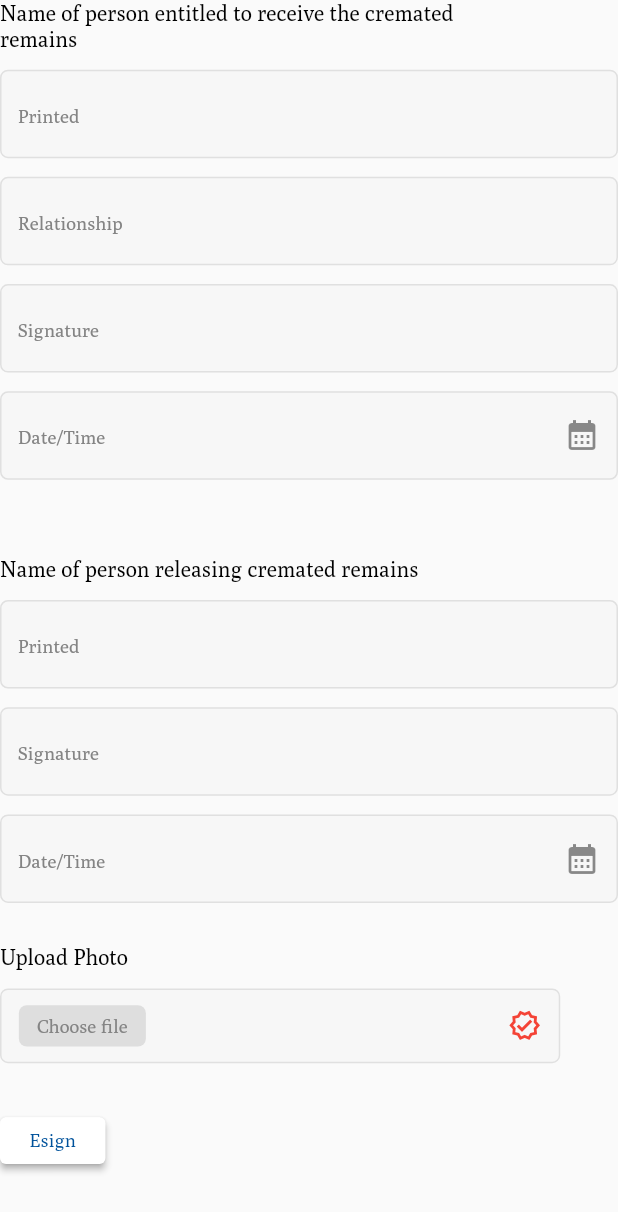
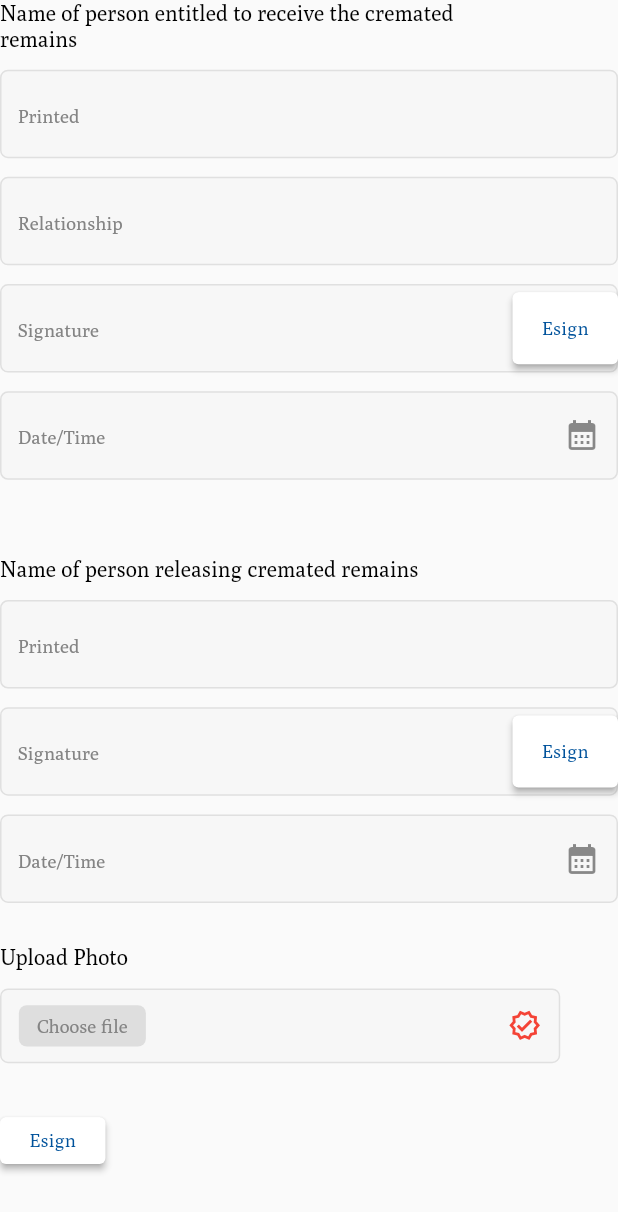
Before and after one commit to virajasodariya/universal_identification_system, a Flutter app: the FormPageThree widget shown alone on an empty page, opened directly, on a phone screen of 412 x 824 dp. Shown: the top 1212 px of the screen. Run offline on Flutter 3.47's test engine with Material 2 defaults, Android fonts, the phone set to English and light mode, and no system bars; our stand-ins replace flutter_screenutil, flutter_svg, fluttertoast, get, get_storage, google_nav_bar and 2 more; missing offline and left inert: hand_signature; accounts and stored records are empty.

Commit message:
init commit

```diff
--- a/lib/Controller/variable.dart
+++ b/lib/Controller/variable.dart
@@ -11,37 +11,6 @@ class Controller extends GetxController {
 
   static final passwordNewPassword = TextEditingController();
   static final confirmPasswordNewPassword = TextEditingController();
-
-  /// sign up controller
-
-  /// form 1
-
-  static final nameOfTheDeceasedForm1 = TextEditingController();
-  static final dateOfDeathForm1 = TextEditingController();
-  static final placeOfDeathForm1 = TextEditingController();
-  static final numberOnTheUISBraceletForm1 = TextEditingController();
-  static final dateTimeAttachedForm1 = TextEditingController();
-  static final printedForm1 = TextEditingController();
-  static final signatureForm1 = TextEditingController();
-
-  /// form 2
-
-  static final funeralPrintedForm2 = TextEditingController();
-  static final funeralSignatureForm2 = TextEditingController();
-  static final funeralDateTimeForm2 = TextEditingController();
-  static final crematoryPrintedForm2 = TextEditingController();
-  static final crematorySignatureForm2 = TextEditingController();
-  static final crematoryDateTimeForm2 = TextEditingController();
-
-  /// form 3
-
-  static final printedReceiveForm3 = TextEditingController();
-  static final relationshipReceiveForm3 = TextEditingController();
-  static final signatureReceiveForm3 = TextEditingController();
-  static final dateTimeReceiveForm3 = TextEditingController();
-  static final printedReleasingForm3 = TextEditingController();
-  static final signatureReleasingForm3 = TextEditingController();
-  static final dateTimeReleasingForm3 = TextEditingController();
 
   /// profile
 
--- a/lib/View/AuthScreen/login_screen.dart
+++ b/lib/View/AuthScreen/login_screen.dart
@@ -3,7 +3,6 @@ import 'dart:developer';
 import 'package:flutter/material.dart';
 import 'package:get/get.dart';
 import 'package:flutter_screenutil/flutter_screenutil.dart';
-import 'package:universal_identification_system/Api/api_response.dart';
 import 'package:universal_identification_system/Api/status.dart';
 import 'package:universal_identification_system/Constants/test_style.dart';
 import 'package:universal_identification_system/Model/Response/login_response_model.dart';
--- a/lib/View/HomeScreen/form_page_three.dart
+++ b/lib/View/HomeScreen/form_page_three.dart
@@ -6,11 +6,11 @@ import 'package:image_picker/image_picker.dart';
 import 'package:universal_identification_system/Constants/color.dart';
 import 'package:universal_identification_system/Constants/test_style.dart';
 import 'package:universal_identification_system/Controller/forms.dart';
-import 'package:universal_identification_system/Controller/variable.dart';
-import 'package:hand_signature/signature.dart';
 import 'package:universal_identification_system/View/HomeScreen/bottom_bar.dart';
+import 'package:universal_identification_system/View/Widget/e_sign.dart';
 import 'package:universal_identification_system/View/Widget/elevated_button.dart';
 import 'package:universal_identification_system/View/Widget/text_field.dart';
+import 'package:universal_identification_system/ViewModel/single_form_view_model.dart';
 
 ///form number 3
 class FormPageThree extends StatefulWidget {
@@ -21,19 +21,20 @@ class FormPageThree extends StatefulWidget {
 }
 
 class _FormPageThreeState extends State<FormPageThree> {
-  final _formKey = GlobalKey<FormState>();
+  final formKey = GlobalKey<FormState>();
 
   FormControllers formControllers = Get.put(FormControllers());
+  SingleFormViewModel singleFormViewModel = Get.find<SingleFormViewModel>();
 
   File? imageFile;
   ImagePicker picker = ImagePicker();
 
   @override
   Widget build(BuildContext context) {
-    return GetBuilder<FormControllers>(
+    return GetBuilder<SingleFormViewModel>(
       builder: (controller) {
         return Form(
-          key: _formKey,
+          key: formKey,
           child: Column(
             crossAxisAlignment: CrossAxisAlignment.start,
             mainAxisAlignment: MainAxisAlignment.start,
@@ -47,29 +48,43 @@ class _FormPageThreeState extends State<FormPageThree> {
               CommonTextFormField(
                 keyboardType: TextInputType.name,
                 hintText: "Printed",
-                controller: Controller.printedReceiveForm3,
+                controller: singleFormViewModel.printedReceiveForm3,
               ),
               SizedBox(height: 14.h),
               CommonTextFormField(
                 keyboardType: TextInputType.name,
                 hintText: "Relationship",
-                controller: Controller.relationshipReceiveForm3,
+                controller: singleFormViewModel
+                    .nameOfPersonEntitledToReceiveCrematedRemainsRelationship,
               ),
               SizedBox(height: 14.h),
               CommonTextFormField(
                 keyboardType: TextInputType.name,
                 hintText: "Signature",
-                controller: Controller.signatureReceiveForm3,
+                controller: singleFormViewModel
+                    .nameOfPersonEntitledToReceiveCrematedRemainsEsign,
+                suffixIcon: ESign.elevatedButtonSmall(
+                  () {
+                    ESign.generalDialog();
+                  },
+                  "Esign",
+                ),
               ),
               SizedBox(height: 14.h),
-              CommonTextFormField(
+              GetBuilder<FormControllers>(
+                builder: (formController1) {
+                  return CommonTextFormField(
                     keyboardType: TextInputType.name,
                     hintText: "Date/Time",
-                controller: Controller.dateTimeReceiveForm3,
-                suffixIcon: controller.calendarIconButton(
+                    controller: singleFormViewModel
+                        .nameOfPersonEntitledToReceiveCrematedRemainsDt,
+                    suffixIcon: formControllers.calendarIconButton(
                       context,
-                  Controller.dateTimeReceiveForm3,
+                      singleFormViewModel
+                          .nameOfPersonEntitledToReceiveCrematedRemainsDt,
                     ),
+                  );
+                },
               ),
               SizedBox(height: 57.h),
               Text(
@@ -80,23 +95,36 @@ class _FormPageThreeState extends State<FormPageThree> {
               CommonTextFormField(
                 keyboardType: TextInputType.name,
                 hintText: "Printed",
-                controller: Controller.printedReleasingForm3,
+                controller: singleFormViewModel.printedReleasingForm3,
               ),
               SizedBox(height: 14.h),
               CommonTextFormField(
+                suffixIcon: ESign.elevatedButtonSmall(
+                  () {
+                    ESign.generalDialog();
+                  },
+                  "Esign",
+                ),
                 keyboardType: TextInputType.name,
                 hintText: "Signature",
-                controller: Controller.signatureReleasingForm3,
+                controller: singleFormViewModel
+                    .nameOfPersonReleasingCrematedRemainsEsign,
               ),
               SizedBox(height: 14.h),
-              CommonTextFormField(
+              GetBuilder<FormControllers>(
+                builder: (formController2) {
+                  return CommonTextFormField(
                     keyboardType: TextInputType.name,
                     hintText: "Date/Time",
-                controller: Controller.dateTimeReleasingForm3,
-                suffixIcon: controller.calendarIconButton(
+                    controller: singleFormViewModel
+                        .nameOfPersonReleasingCrematedRemainsDt,
+                    suffixIcon: formControllers.calendarIconButton(
                       context,
-                  Controller.dateTimeReleasingForm3,
+                      singleFormViewModel
+                          .nameOfPersonReleasingCrematedRemainsDt,
                     ),
+                  );
+                },
               ),
               SizedBox(height: 31.h),
               Text(
@@ -162,9 +190,9 @@ class _FormPageThreeState extends State<FormPageThree> {
                 ),
               ),
               SizedBox(height: 31.h),
-              buildElevatedButtonSmall(
+              ESign.elevatedButtonSmall(
                 () {
-                  buildGeneralDialog();
+                  ESign.generalDialog();
                 },
                 "Esign",
               ),
@@ -179,7 +207,7 @@ class _FormPageThreeState extends State<FormPageThree> {
                   ),
                   CommonElevatedSmallButton(
                     onPressed: () {
-                      if (_formKey.currentState!.validate()) {
+                      if (formKey.currentState!.validate()) {
                         Get.offAll(() => const BottomBarScreen(),
                             transition: Transition.zoom);
                       }
@@ -195,79 +223,4 @@ class _FormPageThreeState extends State<FormPageThree> {
       },
     );
   }
-
-  Future<dynamic> buildGeneralDialog() {
-    return Get.generalDialog(
-      pageBuilder: (context, animation, secondaryAnimation) {
-        final control = HandSignatureControl(
-          threshold: 3.0,
-          smoothRatio: 0.65,
-          velocityRange: 2.0,
-        );
-        return Dialog(
-          child: Container(
-            height: 356.h,
-            width: 311.w,
-            color: Colors.white,
-            child: Column(
-              mainAxisSize: MainAxisSize.min,
-              children: [
-                SizedBox(height: 26.h),
-                Container(
-                  height: 177.h,
-                  width: 271.w,
-                  decoration: BoxDecoration(
-                    color: PickColor.kBCA07D,
-                    borderRadius: BorderRadius.circular(2.h),
-                    border: Border.all(
-                      color: const Color(0xffF0F0F0),
-                      width: 0.2.h,
-                    ),
-                  ),
-                  child: HandSignature(
-                    control: control,
-                    color: PickColor.k00529B,
-                    // strokeWidth: 1.0,
-                    // maxStrokeWidth: 10.0,
-                    width: 1.0,
-                    maxWidth: 10.0,
-                    type: SignatureDrawType.shape,
-                  ),
-                ),
-                SizedBox(height: 27.h),
-                CommonElevatedSmallButton(
-                  onPressed: () {
-                    Get.back();
-                  },
-                  text: "Save",
-                ),
-                SizedBox(height: 10.h),
-                buildElevatedButtonSmall(
-                  () {
-                    control.clear();
-                  },
-                  "Redo",
-                ),
-              ],
-            ),
-          ),
-        );
-      },
-    );
 }
-
-  ElevatedButton buildElevatedButtonSmall(VoidCallback onPressed, String text) {
-    return ElevatedButton(
-      onPressed: onPressed,
-      style: ButtonStyle(
-        backgroundColor: MaterialStateProperty.all(Colors.white),
-        minimumSize: MaterialStateProperty.all(Size(79.sp, 35.sp)),
-        shadowColor: MaterialStateProperty.all(Colors.grey),
-      ),
-      child: Text(
-        text,
-        style: FontTextStyle.k00529B14W400,
-      ),
-    );
-  }
-}
--- /dev/null
+++ b/lib/View/Widget/e_sign.dart
@@ -0,0 +1,85 @@
+import 'package:flutter/material.dart';
+import 'package:flutter_screenutil/flutter_screenutil.dart';
+import 'package:get/get.dart';
+import 'package:hand_signature/signature.dart';
+import 'package:universal_identification_system/Constants/color.dart';
+import 'package:universal_identification_system/Constants/test_style.dart';
+import 'package:universal_identification_system/View/Widget/elevated_button.dart';
+
+class ESign {
+  static Future<dynamic> generalDialog() {
+    return Get.generalDialog(
+      pageBuilder: (context, animation, secondaryAnimation) {
+        final control = HandSignatureControl(
+          threshold: 3.0,
+          smoothRatio: 0.65,
+          velocityRange: 2.0,
+        );
+        return Dialog(
+          child: Container(
+            height: 356.h,
+            width: 311.w,
+            color: Colors.white,
+            child: Column(
+              mainAxisSize: MainAxisSize.min,
+              children: [
+                SizedBox(height: 26.h),
+                Container(
+                  height: 177.h,
+                  width: 271.w,
+                  decoration: BoxDecoration(
+                    color: PickColor.kBCA07D,
+                    borderRadius: BorderRadius.circular(2.h),
+                    border: Border.all(
+                      color: const Color(0xffF0F0F0),
+                      width: 0.2.h,
+                    ),
+                  ),
+                  child: HandSignature(
+                    control: control,
+                    color: PickColor.k00529B,
+                    // strokeWidth: 1.0,
+                    // maxStrokeWidth: 10.0,
+                    width: 1.0,
+                    maxWidth: 10.0,
+                    type: SignatureDrawType.shape,
+                  ),
+                ),
+                SizedBox(height: 27.h),
+                CommonElevatedSmallButton(
+                  onPressed: () {
+                    Get.back();
+                  },
+                  text: "Save",
+                ),
+                SizedBox(height: 10.h),
+                elevatedButtonSmall(
+                  () {
+                    control.clear();
+                  },
+                  "Redo",
+                ),
+              ],
+            ),
+          ),
+        );
+      },
+    );
+  }
+
+  static ElevatedButton elevatedButtonSmall(
+      VoidCallback onPressed, String text) {
+    return ElevatedButton(
+      onPressed: onPressed,
+      style: ButtonStyle(
+        backgroundColor: MaterialStateProperty.all(Colors.white),
+        minimumSize: MaterialStateProperty.all(Size(79.sp, 35.sp)),
+        shadowColor: MaterialStateProperty.all(Colors.grey),
+      ),
+      child: Text(
+        text,
+        style: FontTextStyle.k00529B14W400,
+      ),
+    );
+  }
+}
--- a/lib/ViewModel/single_form_view_model.dart
+++ b/lib/ViewModel/single_form_view_model.dart
@@ -1,4 +1,5 @@
 import 'dart:developer';
+import 'package:flutter/material.dart';
 import 'package:get/get.dart';
 import 'package:get_storage/get_storage.dart';
 import 'package:universal_identification_system/Api/Repo/single_form_repo.dart';
@@ -13,6 +14,47 @@ class SingleFormViewModel extends GetxController {
 
   ApiResponse get apiResponse => _apiResponseSingleForm;
 
+  /// form 1
+
+  TextEditingController deceasedName = TextEditingController();
+  TextEditingController dateOfDeath = TextEditingController();
+  TextEditingController placeOfDeath = TextEditingController();
+  TextEditingController numberOnUisBand = TextEditingController();
+  TextEditingController dateTimeAttached = TextEditingController();
+  TextEditingController printedForm1 = TextEditingController();
+  TextEditingController signatureForm1 = TextEditingController();
+
+  /// form 2
+
+  TextEditingController funeralPrintedForm2 = TextEditingController();
+  TextEditingController
+      nameFuneralDirectorOtherRepresentativeTakingCustodyEsign =
+      TextEditingController();
+  TextEditingController nameFuneralDirectorOtherRepresentativeTakingCustodyDt =
+      TextEditingController();
+  TextEditingController crematoryPrintedForm2 = TextEditingController();
+  TextEditingController
+      nameCrematoryCemeteryRepresentativeCustodyDeceasedEsign =
+      TextEditingController();
+  TextEditingController nameCrematoryCemeteryRepresentativeCustodyDeceasedDt =
+      TextEditingController();
+
+  /// form 3
+
+  TextEditingController printedReceiveForm3 = TextEditingController();
+  TextEditingController
+      nameOfPersonEntitledToReceiveCrematedRemainsRelationship =
+      TextEditingController();
+  TextEditingController nameOfPersonEntitledToReceiveCrematedRemainsEsign =
+      TextEditingController();
+  TextEditingController nameOfPersonEntitledToReceiveCrematedRemainsDt =
+      TextEditingController();
+  TextEditingController printedReleasingForm3 = TextEditingController();
+  TextEditingController nameOfPersonReleasingCrematedRemainsEsign =
+      TextEditingController();
+  TextEditingController nameOfPersonReleasingCrematedRemainsDt =
+      TextEditingController();
+
   Future<void> singleFormViewModel() async {
     _apiResponseSingleForm = ApiResponse.loading(message: 'Loading');
 
@@ -25,6 +67,62 @@ class SingleFormViewModel extends GetxController {
 
       _apiResponseSingleForm = ApiResponse.complete(response);
 
+      ///form 1
+
+      deceasedName.text = response.data.deceasedName;
+      dateOfDeath.text = response.data.dateOfDeath.toString();
+      placeOfDeath.text = response.data.placeOfDeath;
+      numberOnUisBand.text = "100";
+      dateTimeAttached.text = response.data.dateTimeAttached.toString();
+      printedForm1.text = "100";
+      signatureForm1.text = "100";
+
+      /// form 2
+
+      funeralPrintedForm2 = TextEditingController(text: "100");
+      nameFuneralDirectorOtherRepresentativeTakingCustodyEsign =
+          TextEditingController(
+              text: response.data
+                  .nameFuneralDirectorOtherRepresentativeTakingCustodyEsign);
+      nameFuneralDirectorOtherRepresentativeTakingCustodyDt =
+          TextEditingController(
+              text: response
+                  .data.nameFuneralDirectorOtherRepresentativeTakingCustodyDt
+                  .toString());
+      crematoryPrintedForm2 = TextEditingController(text: "100");
+      nameCrematoryCemeteryRepresentativeCustodyDeceasedEsign =
+          TextEditingController(
+              text: response.data
+                  .nameCrematoryCemeteryRepresentativeCustodyDeceasedEsign);
+      nameCrematoryCemeteryRepresentativeCustodyDeceasedDt =
+          TextEditingController(
+              text: response
+                  .data.nameCrematoryCemeteryRepresentativeCustodyDeceasedDt
+                  .toString());
+
+      /// form 3
+
+      printedReceiveForm3 = TextEditingController(text: "100");
+      nameOfPersonEntitledToReceiveCrematedRemainsRelationship =
+          TextEditingController(
+              text: response.data
+                  .nameOfPersonEntitledToReceiveCrematedRemainsRelationship);
+      nameOfPersonEntitledToReceiveCrematedRemainsEsign = TextEditingController(
+          text:
+              response.data.nameOfPersonEntitledToReceiveCrematedRemainsEsign);
+      nameOfPersonEntitledToReceiveCrematedRemainsDt = TextEditingController(
+          text: response.data.nameOfPersonEntitledToReceiveCrematedRemainsDt
+              .toString());
+      printedReleasingForm3 = TextEditingController(text: "100");
+      nameOfPersonReleasingCrematedRemainsEsign = TextEditingController(
+          text: response.data.nameOfPersonReleasingCrematedRemainsEsign);
+      nameOfPersonReleasingCrematedRemainsDt = TextEditingController(
+          text:
+              response.data.nameOfPersonReleasingCrematedRemainsDt.toString());
+
+      ///
+      ///
+
       log('singleFormResponseModel----response---->>>>>>$response');
     } catch (e) {
       _apiResponseSingleForm = ApiResponse.error(message: e.toString());
```
Also changed, not shown: lib/View/HomeScreen/form_page_one.dart (+20 -10 lines), lib/View/HomeScreen/form_page_two.dart (+42 -14 lines). Lines whose indentation alone changed are shown as unchanged.
